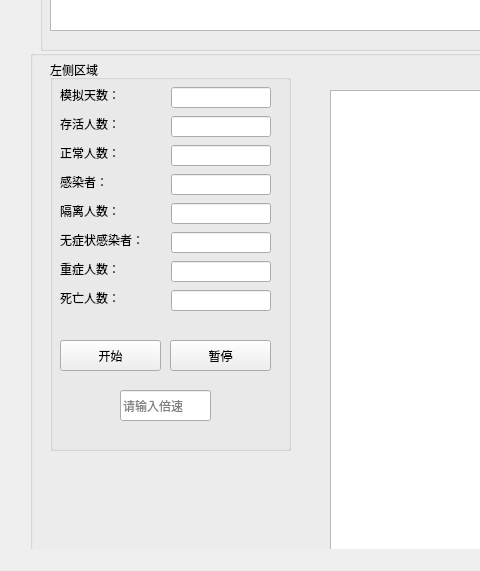
Old version of the form mainProject/mainwindow.ui in the repository Echooo-294/Epidemic-Simulation; both pictures show x 0 to 480 and y 223 to 794 of the 1238 by 794 pixel window.
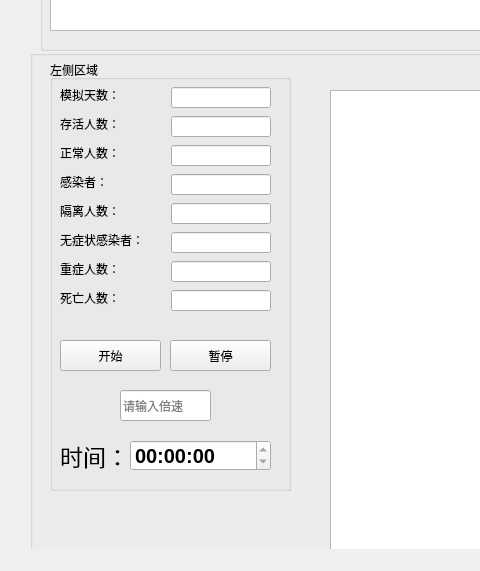
New version of the form. Custom widgets are drawn as their Qt base class.

Commit message: 添加了个小控件显示时间，建筑添加了食堂，扩充为了四个写字楼，添加了去食堂的活动

Patch:
```diff
--- a/mainProject/mainwindow.ui
+++ b/mainProject/mainwindow.ui
@@ -55,7 +55,7 @@
        <x>20</x>
        <y>10</y>
        <width>241</width>
-       <height>391</height>
+       <height>431</height>
       </rect>
      </property>
      <property name="title">
@@ -320,6 +320,75 @@
        <string>请输入倍速</string>
       </property>
      </widget>
+     <widget class="QTimeEdit" name="timeEdit">
+      <property name="geometry">
+       <rect>
+        <x>80</x>
+        <y>380</y>
+        <width>141</width>
+        <height>31</height>
+       </rect>
+      </property>
+      <property name="font">
+       <font>
+        <pointsize>15</pointsize>
+        <weight>75</weight>
+        <italic>false</italic>
+        <bold>true</bold>
+        <underline>false</underline>
+        <stylestrategy>PreferAntialias</stylestrategy>
+       </font>
+      </property>
+      <property name="cursor">
+       <cursorShape>PointingHandCursor</cursorShape>
+      </property>
+      <property name="mouseTracking">
+       <bool>false</bool>
+      </property>
+      <property name="layoutDirection">
+       <enum>Qt::LeftToRight</enum>
+      </property>
+      <property name="frame">
+       <bool>true</bool>
+      </property>
+      <property name="readOnly">
+       <bool>true</bool>
+      </property>
+      <property name="buttonSymbols">
+       <enum>QAbstractSpinBox::UpDownArrows</enum>
+      </property>
+      <property name="correctionMode">
+       <enum>QAbstractSpinBox::CorrectToPreviousValue</enum>
+      </property>
+      <property name="dateTime">
+       <datetime>
+        <hour>0</hour>
+        <minute>0</minute>
+        <second>0</second>
+        <year>2000</year>
+        <month>1</month>
+        <day>1</day>
+       </datetime>
+      </property>
+     </widget>
+     <widget class="QLabel" name="label_9">
+      <property name="geometry">
+       <rect>
+        <x>10</x>
+        <y>380</y>
+        <width>72</width>
+        <height>31</height>
+       </rect>
+      </property>
+      <property name="font">
+       <font>
+        <pointsize>17</pointsize>
+       </font>
+      </property>
+      <property name="text">
+       <string>时间：</string>
+      </property>
+     </widget>
     </widget>
     <widget class="MapQGraphics" name="mapView">
      <property name="geometry">
```
The commit also changes 10 other files.
